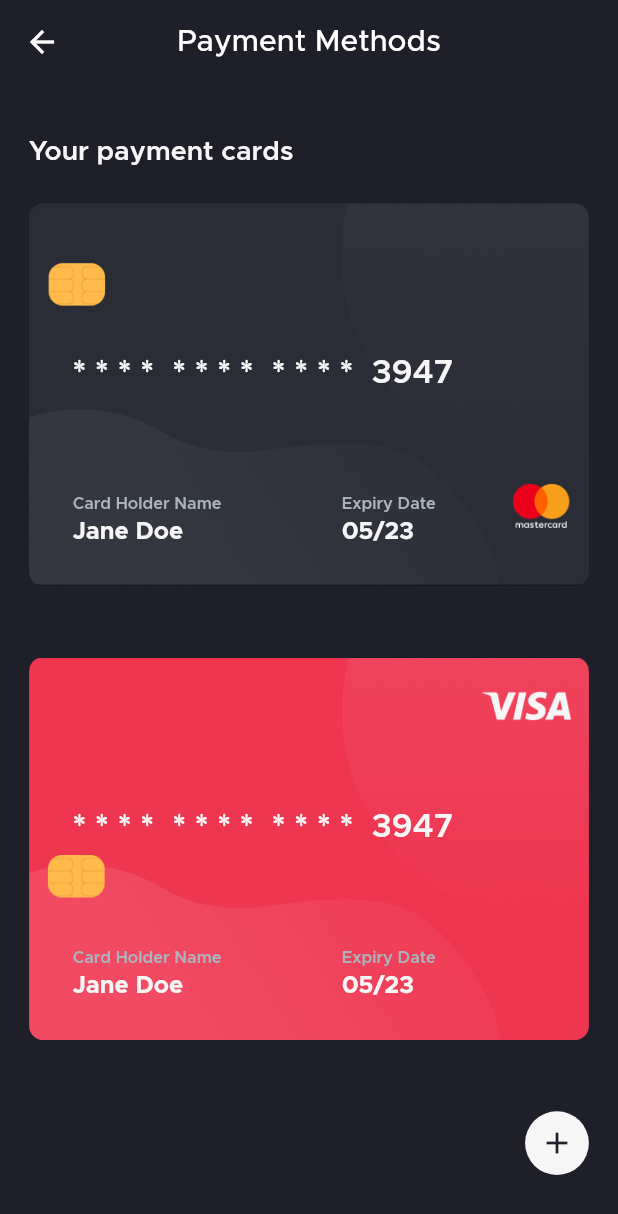
After one commit to serdarpolat/e_commerce, a Flutter app: the PaymentMethod screen opened directly, on a phone screen of 412 x 824 dp. The commit adds this screen. Shown: the top 1214 px of the screen. Run offline on Flutter 3.47's test engine with Material 2 defaults, Android fonts, the phone set to English and light mode, and no system bars; our stand-ins replace flutter_rating_bar.

Commit message:
payment methods

```diff
--- a/lib/main.dart
+++ b/lib/main.dart
@@ -15,6 +15,7 @@ class MyApp extends StatelessWidget {
         ChangeNotifierProvider(create: (_) => CategoryPageState()),
         ChangeNotifierProvider(create: (_) => ListGridState()),
         ChangeNotifierProvider(create: (_) => PromoListState()),
+        ChangeNotifierProvider(create: (_) => AddCardState()),
       ],
       child: MaterialApp(
         title: 'Shopper',
--- a/lib/pages/bag/check_out.dart
+++ b/lib/pages/bag/check_out.dart
@@ -184,7 +184,11 @@ class CheckOut extends StatelessWidget {
               ),
             ),
             SizedBox(height: ww(16)),
-            padding(child: primaryButton(s, title: "SUBMIT ORDER")),
+            padding(
+                child: primaryButton(s, title: "SUBMIT ORDER", function: () {
+              Navigator.of(context).push(
+                  MaterialPageRoute(builder: (context) => PaymentMethod()));
+            })),
           ],
         ),
       ),
--- /dev/null
+++ b/lib/pages/bag/payment_method.dart
@@ -0,0 +1,283 @@
+import 'package:e_commerce/sources/index.dart';
+import 'package:flutter/material.dart';
+import 'package:provider/provider.dart';
+
+class PaymentMethod extends StatelessWidget {
+  @override
+  Widget build(BuildContext context) {
+    Size s = MediaQuery.of(context).size;
+    return Scaffold(
+        appBar: AppBar(
+          elevation: 0,
+          centerTitle: true,
+          title: Text("Payment Methods"),
+          backgroundColor: bg,
+        ),
+        body: Consumer<AddCardState>(
+          builder: (BuildContext context, state, Widget child) {
+            return Container(
+              width: s.width,
+              height: s.height,
+              color: bg,
+              child: Stack(
+                children: [
+                  SingleChildScrollView(
+                    physics: BouncingScrollPhysics(),
+                    child: Column(
+                      crossAxisAlignment: CrossAxisAlignment.start,
+                      children: [
+                        SizedBox(height: hh(31)),
+                        padding(
+                          child: Text(
+                            "Your payment cards",
+                            style: TextStyle(
+                              fontSize: 18,
+                              fontWeight: FontWeight.w600,
+                              color: white,
+                            ),
+                          ),
+                        ),
+                        SizedBox(height: hh(21)),
+                        padding(
+                          child: paymentCard(
+                              img: "card_bg1", name: "Jane Doe", date: "05/23"),
+                        ),
+                        SizedBox(height: hh(40)),
+                        padding(
+                          child: paymentCard(
+                              img: "card_bg2", name: "Jane Doe", date: "05/23"),
+                        ),
+                        SizedBox(height: hh(40)),
+                        padding(
+                          child: Row(
+                            mainAxisAlignment: MainAxisAlignment.end,
+                            children: [
+                              GestureDetector(
+                                onTap: () {
+                                  state.changeAddCardState();
+                                },
+                                child: Container(
+                                  width: hh(36),
+                                  height: hh(36),
+                                  child: Icon(Icons.add, color: bg),
+                                  decoration: BoxDecoration(
+                                    shape: BoxShape.circle,
+                                    color: white,
+                                  ),
+                                ),
+                              ),
+                            ],
+                          ),
+                        ),
+                      ],
+                    ),
+                  ),
+                  AnimatedPositioned(
+                    duration: Duration(milliseconds: 320),
+                    left: 0,
+                    top: state.isOpened ? 0 : s.height,
+                    child: AnimatedContainer(
+                      duration: Duration(milliseconds: 120),
+                      width: s.width,
+                      height: s.height,
+                      color: bg.withOpacity(state.isOpened ? 0.8 : 0.0),
+                      child: Stack(
+                        children: [
+                          Align(
+                            alignment: Alignment.bottomCenter,
+                            child: Container(
+                              width: s.width,
+                              height: hh(572 + 36.0),
+                              child: Stack(
+                                children: [
+                                  Container(
+                                    width: s.width,
+                                    child: SingleChildScrollView(
+                                      physics: BouncingScrollPhysics(),
+                                      child: Column(
+                                        children: [
+                                          SizedBox(height: hh(50)),
+                                          Text(
+                                            "Add new card",
+                                            style: TextStyle(
+                                              fontSize: 18,
+                                              fontWeight: FontWeight.w600,
+                                              color: white,
+                                            ),
+                                          ),
+                                          SizedBox(height: hh(20)),
+                                          padding(
+                                            child: textField(s, "Password",
+                                                isActive: false,
+                                                obsecureText: true,
+                                                keyboardType:
+                                                    TextInputType.text),
+                                          ),
+                                          SizedBox(height: hh(20)),
+                                          padding(
+                                            child: textField(s, "Card number",
+                                                isActive: false,
+                                                obsecureText: true,
+                                                keyboardType:
+                                                    TextInputType.text),
+                                          ),
+                                          SizedBox(height: hh(20)),
+                                          padding(
+                                            child: textField(s, "Expiry date",
+                                                isActive: false,
+                                                obsecureText: true,
+                                                keyboardType:
+                                                    TextInputType.text),
+                                          ),
+                                          SizedBox(height: hh(20)),
+                                          padding(
+                                            child: textField(s, "CVV",
+                                                isActive: false,
+                                                obsecureText: true,
+                                                keyboardType:
+                                                    TextInputType.text),
+                                          ),
+                                          SizedBox(height: hh(20)),
+                                          padding(
+                                              child: primaryButton(s,
+                                                  title: "ADD CARD")),
+                                        ],
+                                      ),
+                                    ),
+                                  ),
+                                  GestureDetector(
+                                    onTap: () {
+                                      state.changeAddCardState();
+                                    },
+                                    child: Container(
+                                      width: s.width,
+                                      height: hh(34),
+                                      child: Center(
+                                        child: Container(
+                                          width: ww(60),
+                                          height: hh(6),
+                                          decoration: BoxDecoration(
+                                            borderRadius:
+                                                BorderRadius.circular(6),
+                                            color: gray,
+                                          ),
+                                        ),
+                                      ),
+                                      decoration: BoxDecoration(
+                                        color: bg,
+                                        borderRadius: BorderRadius.vertical(
+                                          top: Radius.circular(hh(34)),
+                                        ),
+                                      ),
+                                    ),
+                                  ),
+                                ],
+                              ),
+                              decoration: BoxDecoration(
+                                color: bg,
+                                borderRadius: BorderRadius.vertical(
+                                  top: Radius.circular(hh(34)),
+                                ),
+                                boxShadow: [
+                                  BoxShadow(
+                                    color: Colors.black,
+                                    offset: Offset(0, -4),
+                                    blurRadius: 30,
+                                  ),
+                                ],
+                              ),
+                            ),
+                          ),
+                        ],
+                      ),
+                    ),
+                  ),
+                ],
+              ),
+            );
+          },
+        ));
+  }
+}
+
+Widget paymentCard({
+  String img,
+  String name,
+  String date,
+}) =>
+    Container(
+      width: ww(343),
+      height: hh(216),
+      padding: EdgeInsets.only(
+          bottom: hh(24), left: ww(24), right: ww(24), top: hh(87.0)),
+      child: Column(
+        crossAxisAlignment: CrossAxisAlignment.start,
+        children: [
+          Text(
+            "* * * *  * * * *  * * * *  3947",
+            style: TextStyle(
+              fontSize: 22,
+              fontWeight: FontWeight.w600,
+              color: white,
+            ),
+          ),
+          Spacer(),
+          Row(
+            children: [
+              Column(
+                crossAxisAlignment: CrossAxisAlignment.start,
+                children: [
+                  Text(
+                    "Card Holder Name",
+                    style: TextStyle(
+                      fontSize: 11,
+                      fontWeight: FontWeight.w600,
+                      color: gray,
+                    ),
+                  ),
+                  SizedBox(height: 5),
+                  Text(
+                    name,
+                    style: TextStyle(
+                      fontSize: 16,
+                      fontWeight: FontWeight.w700,
+                      color: white,
+                    ),
+                  ),
+                ],
+              ),
+              SizedBox(width: ww(66)),
+              Column(
+                crossAxisAlignment: CrossAxisAlignment.start,
+                children: [
+                  Text(
+                    "Expiry Date",
+                    style: TextStyle(
+                      fontSize: 11,
+                      fontWeight: FontWeight.w600,
+                      color: gray,
+                    ),
+                  ),
+                  SizedBox(height: 5),
+                  Text(
+                    date,
+                    style: TextStyle(
+                      fontSize: 16,
+                      fontWeight: FontWeight.w700,
+                      color: white,
+                    ),
+                  ),
+                ],
+              ),
+            ],
+          ),
+        ],
+      ),
+      decoration: BoxDecoration(
+        borderRadius: BorderRadius.circular(hh(8)),
+        image: DecorationImage(
+          image: AssetImage("assets/images/images/$img.png"),
+          fit: BoxFit.cover,
+        ),
+      ),
+    );
--- a/lib/sources/index.dart
+++ b/lib/sources/index.dart
@@ -22,5 +22,6 @@ export 'package:e_commerce/pages/shop/choose_category.dart';
 export 'package:e_commerce/pages/shop/list_layout.dart';
 export 'package:e_commerce/pages/bag/bag_page.dart';
 export 'package:e_commerce/pages/bag/check_out.dart';
+export 'package:e_commerce/pages/bag/payment_method.dart';
 export 'package:e_commerce/pages/favorites/favorites_page.dart';
 export 'package:e_commerce/pages/profile/profile_page.dart';
--- a/lib/sources/states.dart
+++ b/lib/sources/states.dart
@@ -41,3 +41,14 @@ class PromoListState with ChangeNotifier {
     notifyListeners();
   }
 }
+
+class AddCardState with ChangeNotifier {
+  bool _isOpened = false;
+
+  bool get isOpened => _isOpened;
+
+  changeAddCardState() {
+    _isOpened = !_isOpened;
+    notifyListeners();
+  }
+}
```
Also changed, not shown: assets/images/images/card_bg1.png (added), assets/images/images/card_bg2.png (added).
